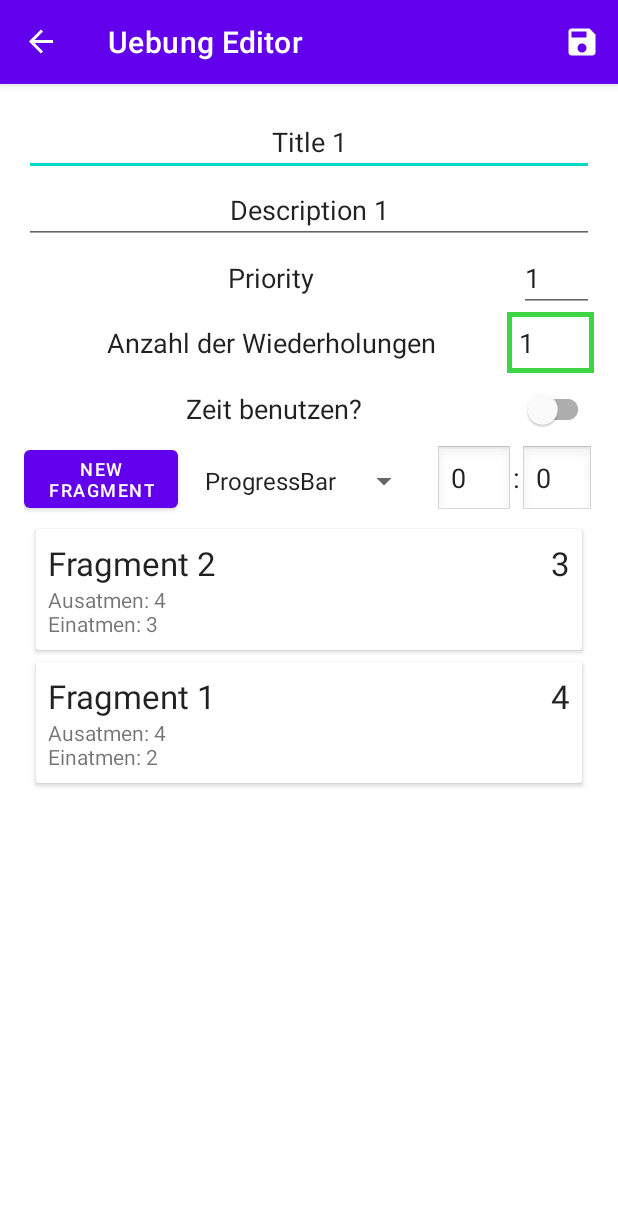
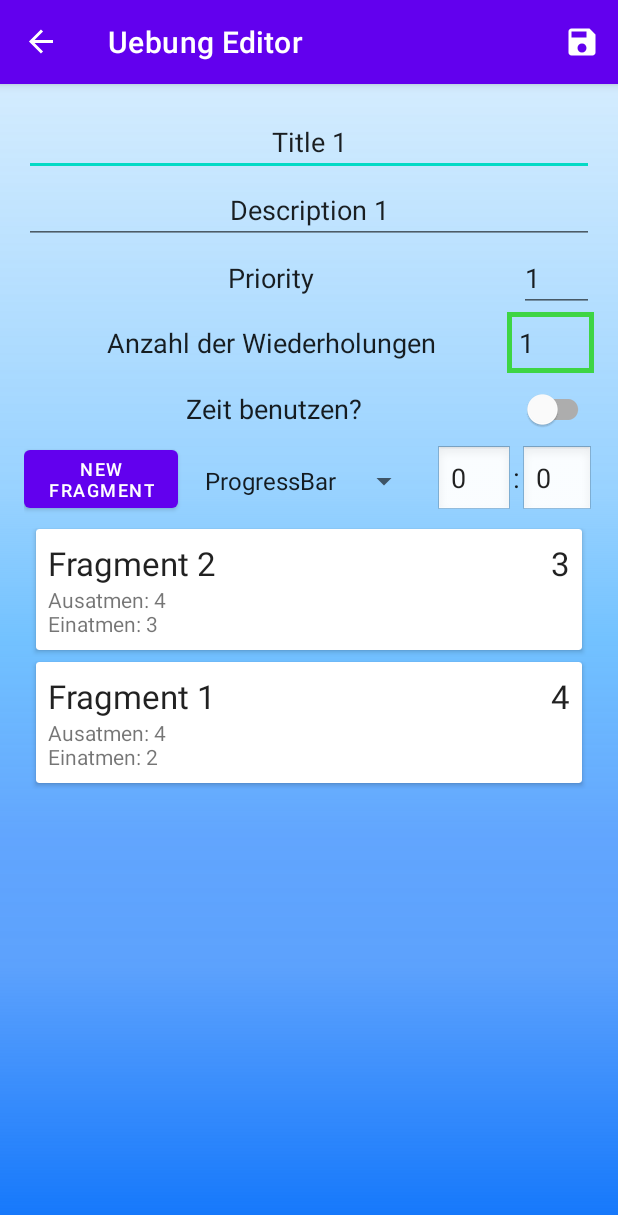
Before and after one commit to abazatte/BreatheApp, an Android app: the screen it shows after launch (HomeActivity), after a tap on "EDIT", on a phone screen of 412 x 824 dp. Shown: the top 1215 px of the screen. Run offline under Robolectric (Android 15) with nearby library versions, the phone set to English and light mode, and no system bars; our stand-ins replace Room's generated code, navigation-ui.

Commit message:
Background added

```diff
--- a/app/src/main/res/layout/animation_fragment.xml
+++ b/app/src/main/res/layout/animation_fragment.xml
@@ -5,7 +5,8 @@
     android:id="@+id/relativeLayout"
     android:layout_width="match_parent"
     android:layout_height="match_parent"
-    tools:context=".animation.AnimationFragment">
+    tools:context=".animation.AnimationFragment"
+    android:background="@drawable/ic_breathe_lightbackground">
     <TextView
         android:id="@+id/text_view_animation_title"
         android:layout_width="wrap_content"
--- a/app/src/main/res/layout/fragment_add_edit_fragment.xml
+++ b/app/src/main/res/layout/fragment_add_edit_fragment.xml
@@ -8,7 +8,8 @@
         android:layout_height="match_parent"
         android:orientation="vertical"
         android:padding="16dp"
-        tools:context=".ui.home.UebungEditorFragment">
+        tools:context=".ui.home.UebungEditorFragment"
+        android:background="@drawable/ic_breathe_lightbackground">
 
         <EditText
             android:id="@+id/edit_text_title"
--- a/app/src/main/res/layout/fragment_add_edit_uebung.xml
+++ b/app/src/main/res/layout/fragment_add_edit_uebung.xml
@@ -5,7 +5,8 @@
         android:layout_height="match_parent"
         android:orientation="vertical"
         android:padding="16dp"
-        tools:context=".ui.home.UebungEditorFragment">
+        tools:context=".ui.home.UebungEditorFragment"
+    android:background="@drawable/ic_breathe_lightbackground">
 
         <EditText
             android:id="@+id/edit_text_title"
--- a/app/src/main/res/layout/fragment_gallery.xml
+++ b/app/src/main/res/layout/fragment_gallery.xml
@@ -20,5 +20,6 @@
         android:layout_alignParentEnd="true"
         android:layout_alignParentBottom="true"
         android:layout_margin="32dp"
+        android:backgroundTint="@color/yelloworange"
         />
 </RelativeLayout>
--- a/app/src/main/res/layout/fragment_home.xml
+++ b/app/src/main/res/layout/fragment_home.xml
@@ -4,7 +4,8 @@
     xmlns:tools="http://schemas.android.com/tools"
     android:layout_width="match_parent"
     android:layout_height="match_parent"
-    tools:context=".ui.home.HomeFragment">
+    tools:context=".ui.home.HomeFragment"
+    android:background="@drawable/ic_breathe_lightbackground">
 
     <androidx.recyclerview.widget.RecyclerView
         android:id="@+id/recycler_view"
@@ -20,6 +21,7 @@
         android:src="@drawable/ic_add"
         android:layout_gravity="bottom|end"
         android:layout_margin="32dp"
+        android:backgroundTint="@color/yelloworange"
         />
 
 </androidx.coordinatorlayout.widget.CoordinatorLayout>
--- a/app/src/main/res/layout/fragment_progress_bar.xml
+++ b/app/src/main/res/layout/fragment_progress_bar.xml
@@ -4,7 +4,8 @@
     android:layout_width="match_parent"
     android:layout_height="match_parent"
     xmlns:app="http://schemas.android.com/apk/res-auto"
-    tools:context=".animation.ProgressBarFragment">
+    tools:context=".animation.ProgressBarFragment"
+    android:background="@drawable/ic_breathe_lightbackground">
 
 
     <TextView
--- a/app/src/main/res/layout/stopwatch_fragment2.xml
+++ b/app/src/main/res/layout/stopwatch_fragment2.xml
@@ -5,7 +5,8 @@
     android:id="@+id/stopwatch"
     android:layout_width="match_parent"
     android:layout_height="match_parent"
-    tools:context=".ui.gallery.StopwatchFragment">
+    tools:context=".ui.gallery.StopwatchFragment"
+    android:background="@drawable/ic_breathe_lightbackground">
 
     <Chronometer
         android:id="@+id/chronometer"
--- a/app/src/main/res/values/colors.xml
+++ b/app/src/main/res/values/colors.xml
@@ -7,4 +7,5 @@
     <color name="teal_700">#FF018786</color>
     <color name="black">#FF000000</color>
     <color name="white">#FFFFFFFF</color>
+    <color name="yelloworange">#FFAE42</color>
 </resources>
```
